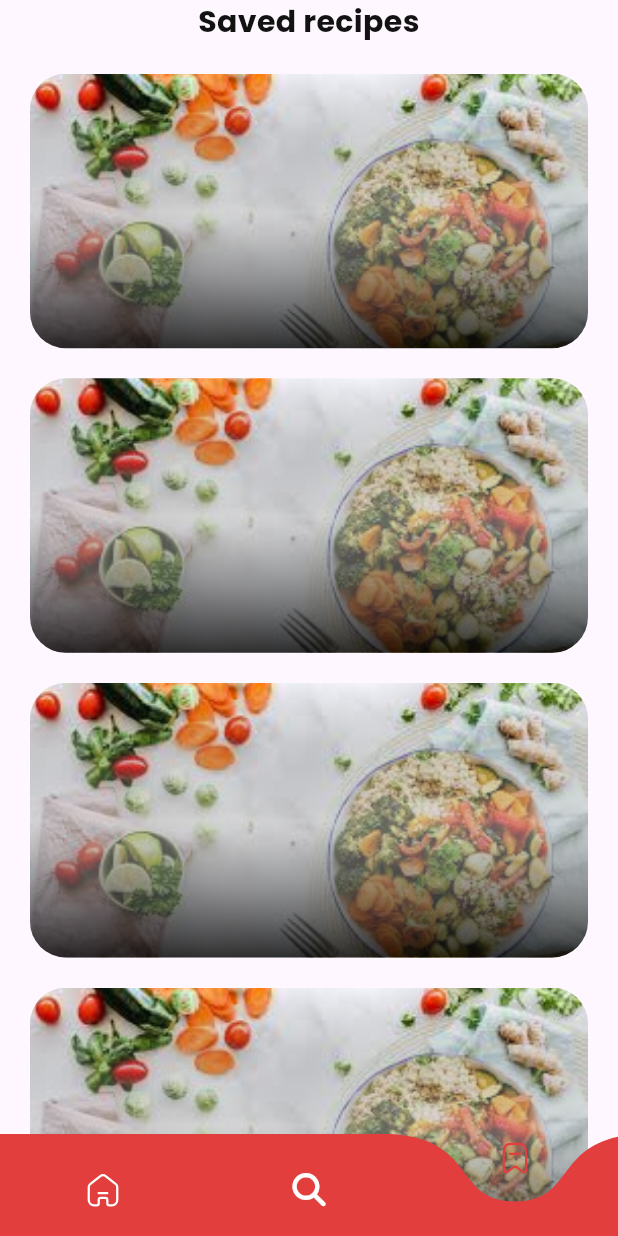
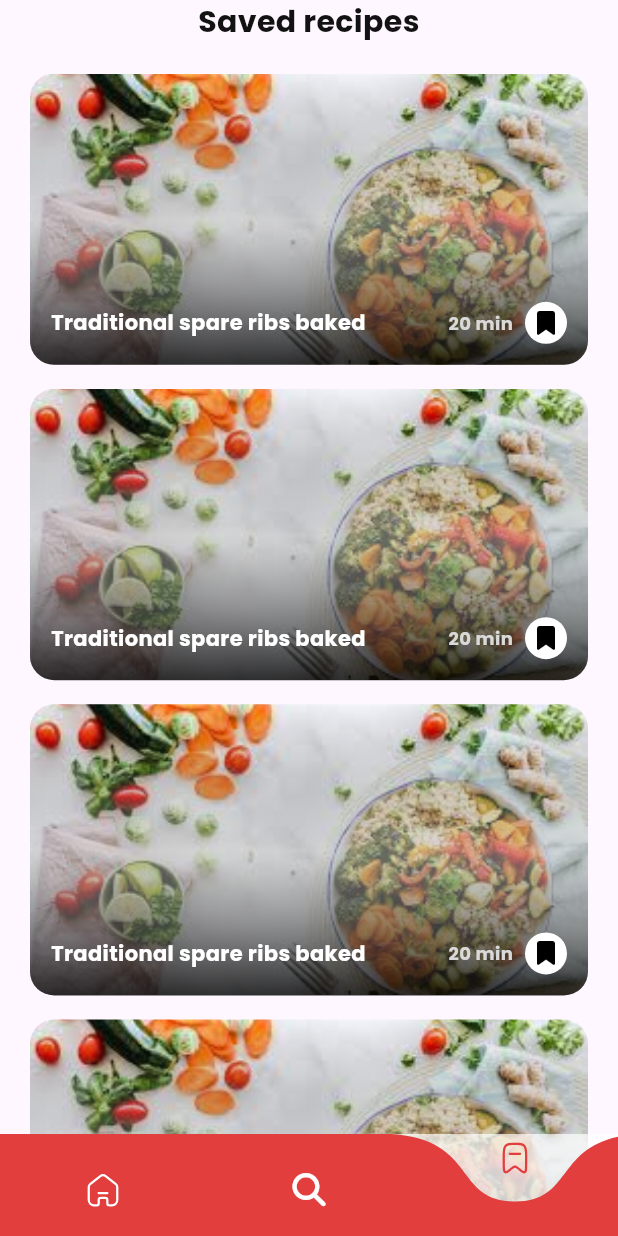
Before and after one commit to HazemAhmed677/reciply-app, a Flutter app: the screen it shows after launch, on a phone screen of 412 x 824 dp. Run offline on Flutter 3.47's test engine with Material 3 defaults, Android fonts, the phone set to English and light mode, and no system bars; drawn by our look-alikes of curved_navigation_bar; our stand-ins replace device_preview, flutter_svg, font_awesome_flutter, go_router.

Commit message:
complete saved view ui

```diff
--- a/lib/features/home/presentation/views/widgets/cusotm_bottom_navigation_bar.dart
+++ b/lib/features/home/presentation/views/widgets/cusotm_bottom_navigation_bar.dart
@@ -48,7 +48,7 @@ class _CusotmBottomNavigationBarState extends State<CusotmBottomNavigationBar> {
         ),
       ],
       buttonBackgroundColor: Colors.transparent,
-      backgroundColor: Colors.transparent,
+      backgroundColor: Colors.white70,
       animationCurve: Curves.easeInOut,
       animationDuration: const Duration(
         milliseconds: 500,
--- a/lib/features/home/presentation/views/widgets/pupolar_container_elements.dart
+++ b/lib/features/home/presentation/views/widgets/pupolar_container_elements.dart
@@ -61,14 +61,14 @@ class _PupolarContainerElementsState extends State<PupolarContainerElements> {
                 ),
               ),
               const Spacer(),
-              CircleAvatar(
-                radius: 14,
-                backgroundColor: AppColors.white,
-                child: InkWell(
-                  onTap: () {
-                    flag = !flag;
-                    setState(() {});
-                  },
+              InkWell(
+                onTap: () {
+                  flag = !flag;
+                  setState(() {});
+                },
+                child: CircleAvatar(
+                  radius: 14,
+                  backgroundColor: AppColors.white,
                   child: Icon(
                     (!flag)
                         ? FontAwesomeIcons.bookmark
--- a/lib/features/home/presentation/views/widgets/treanding_card.dart
+++ b/lib/features/home/presentation/views/widgets/treanding_card.dart
@@ -73,13 +73,13 @@ class _TreandingCardState extends State<TreandingCard> {
                 Positioned(
                   top: 8,
                   right: 12,
-                  child: CircleAvatar(
-                    backgroundColor: AppColors.white,
-                    child: InkWell(
-                      onTap: () {
-                        flag = !flag;
-                        setState(() {});
-                      },
+                  child: InkWell(
+                    onTap: () {
+                      flag = !flag;
+                      setState(() {});
+                    },
+                    child: CircleAvatar(
+                      backgroundColor: AppColors.white,
                       child: Icon(
                         (!flag)
                             ? FontAwesomeIcons.bookmark
--- a/lib/features/saved/presentation/views/widgets/saved_item.dart
+++ b/lib/features/saved/presentation/views/widgets/saved_item.dart
@@ -1,23 +1,34 @@
 import 'package:flutter/material.dart';
+import 'package:font_awesome_flutter/font_awesome_flutter.dart';
 import 'package:reciply/constants.dart';
+import 'package:reciply/core/utils/app_colors.dart';
+import 'package:reciply/core/utils/app_styles.dart';
 
-class SavedItem extends StatelessWidget {
+class SavedItem extends StatefulWidget {
   const SavedItem({
     super.key,
   });
 
   @override
+  State<SavedItem> createState() => _SavedItemState();
+}
+
+class _SavedItemState extends State<SavedItem> {
+  bool flag = true;
+  @override
   Widget build(BuildContext context) {
     return AspectRatio(
-      aspectRatio: 315 / 172,
+      aspectRatio: 315 / 178,
       child: Padding(
         padding: const EdgeInsets.only(
-          bottom: 20.0,
+          bottom: 16.0,
         ),
-        child: Stack(children: [
+        child: Stack(
+          alignment: Alignment.bottomCenter,
+          children: [
             Container(
               decoration: BoxDecoration(
-              borderRadius: BorderRadius.circular(24),
+                borderRadius: BorderRadius.circular(16),
                 image: const DecorationImage(
                   fit: BoxFit.cover,
                   image: AssetImage(
@@ -27,10 +38,11 @@ class SavedItem extends StatelessWidget {
               ),
             ),
             Container(
+              padding: const EdgeInsets.all(10),
               clipBehavior: Clip.none,
               decoration: BoxDecoration(
                 borderRadius: BorderRadius.circular(
-                24,
+                  16,
                 ),
                 gradient: LinearGradient(
                   begin: Alignment.topCenter,
@@ -43,7 +55,53 @@ class SavedItem extends StatelessWidget {
                 ),
               ),
             ),
-        ]),
+            Padding(
+              padding: const EdgeInsets.only(
+                left: 14,
+                right: 14,
+                bottom: 14,
+              ),
+              child: Row(
+                mainAxisAlignment: MainAxisAlignment.center,
+                children: [
+                  Text(
+                    'Traditional spare ribs baked',
+                    style: AppStyles.semiBold14(context).copyWith(
+                      color: AppColors.white,
+                    ),
+                  ),
+                  const Spacer(),
+                  Text(
+                    '20 min',
+                    style: AppStyles.semiBold12(context).copyWith(
+                      color: const Color(0xffD9D9D9),
+                    ),
+                  ),
+                  const SizedBox(
+                    width: 8,
+                  ),
+                  InkWell(
+                    onTap: () {
+                      flag = !flag;
+                      setState(() {});
+                    },
+                    child: CircleAvatar(
+                      radius: 14,
+                      backgroundColor: AppColors.white,
+                      child: Icon(
+                        (!flag)
+                            ? FontAwesomeIcons.bookmark
+                            : FontAwesomeIcons.solidBookmark,
+                        color: Colors.black,
+                        size: 16,
+                      ),
+                    ),
+                  ),
+                ],
+              ),
+            ),
+          ],
+        ),
       ),
     );
   }
```
Lines whose indentation alone changed are shown as unchanged.
